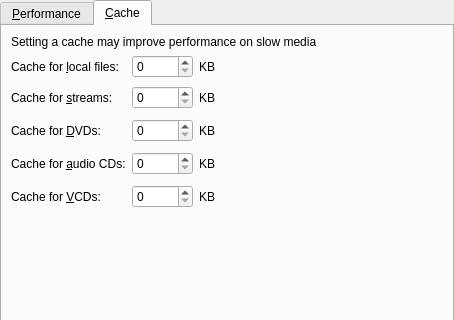
Before: the Qt Designer form src/prefperformance.ui in wilbert2000/wzplayer, drawn with Qt 5; both pictures show x 0 to 454 and y 0 to 320 of the 454 by 591 pixel window.
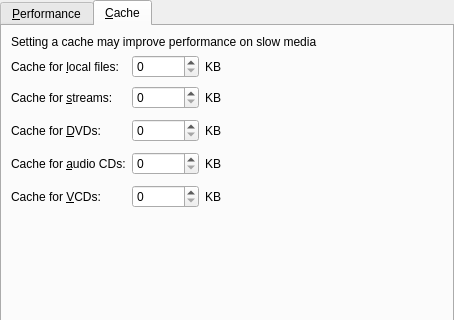
After: the same form once the commit is applied. The open tabs and pages were chosen to show the change. Custom widgets are drawn as their Qt base class.

Commit message: Increased the maximum value for the cache options from 10000 to 100000. Fixes bug #2430844.

Diff of the .ui file:
```diff
--- a/src/prefperformance.ui
+++ b/src/prefperformance.ui
@@ -377,7 +377,19 @@
        <property name="margin" >
         <number>9</number>
        </property>
-       <property name="spacing" >
+       <property name="topMargin" >
+        <number>9</number>
+       </property>
+       <property name="rightMargin" >
+        <number>9</number>
+       </property>
+       <property name="bottomMargin" >
+        <number>9</number>
+       </property>
+       <property name="horizontalSpacing" >
+        <number>6</number>
+       </property>
+       <property name="verticalSpacing" >
         <number>6</number>
        </property>
        <item row="5" column="2" >
@@ -417,7 +429,7 @@
        <item row="3" column="1" >
         <widget class="QSpinBox" name="cache_dvds_spin" >
          <property name="maximum" >
-          <number>10000</number>
+          <number>100000</number>
          </property>
         </widget>
        </item>
@@ -497,14 +509,14 @@
        <item row="1" column="1" >
         <widget class="QSpinBox" name="cache_files_spin" >
          <property name="maximum" >
-          <number>10000</number>
+          <number>100000</number>
          </property>
         </widget>
        </item>
        <item row="2" column="1" >
         <widget class="QSpinBox" name="cache_streams_spin" >
          <property name="maximum" >
-          <number>10000</number>
+          <number>100000</number>
          </property>
         </widget>
        </item>
@@ -534,7 +546,7 @@
        <item row="4" column="1" >
         <widget class="QSpinBox" name="cache_cds_spin" >
          <property name="maximum" >
-          <number>10000</number>
+          <number>100000</number>
          </property>
         </widget>
        </item>
@@ -561,7 +573,7 @@
        <item row="5" column="1" >
         <widget class="QSpinBox" name="cache_vcds_spin" >
          <property name="maximum" >
-          <number>10000</number>
+          <number>100000</number>
          </property>
         </widget>
        </item>
```
Left out of the diff: 149 changed lines with no effect on the pictures.
